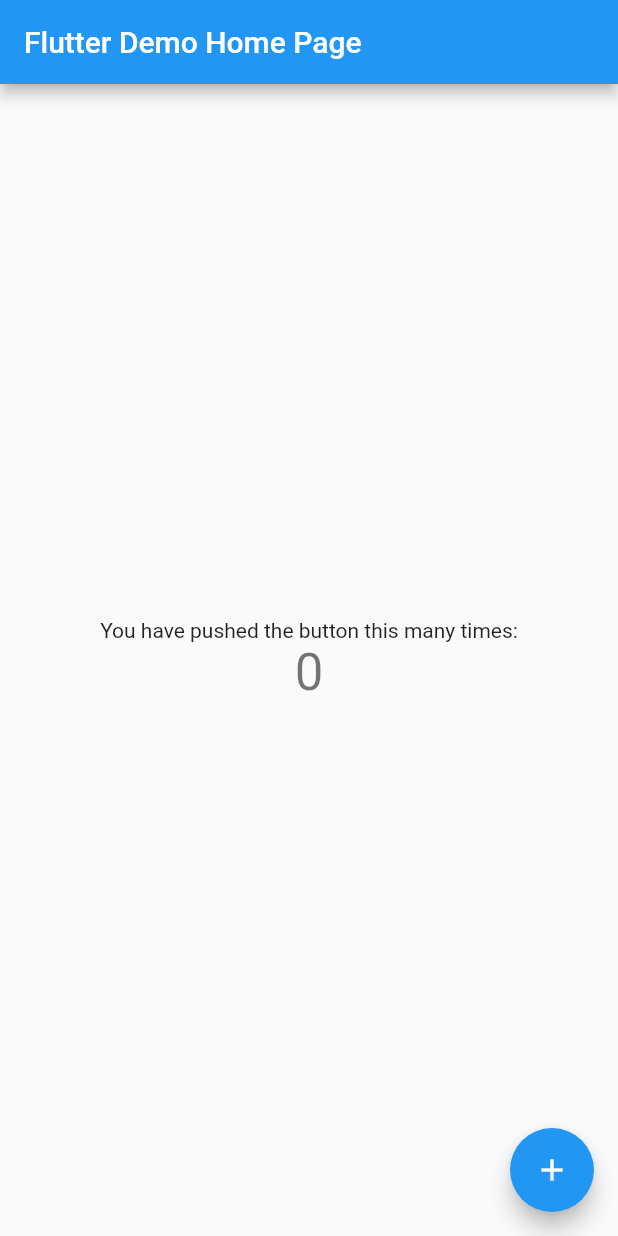
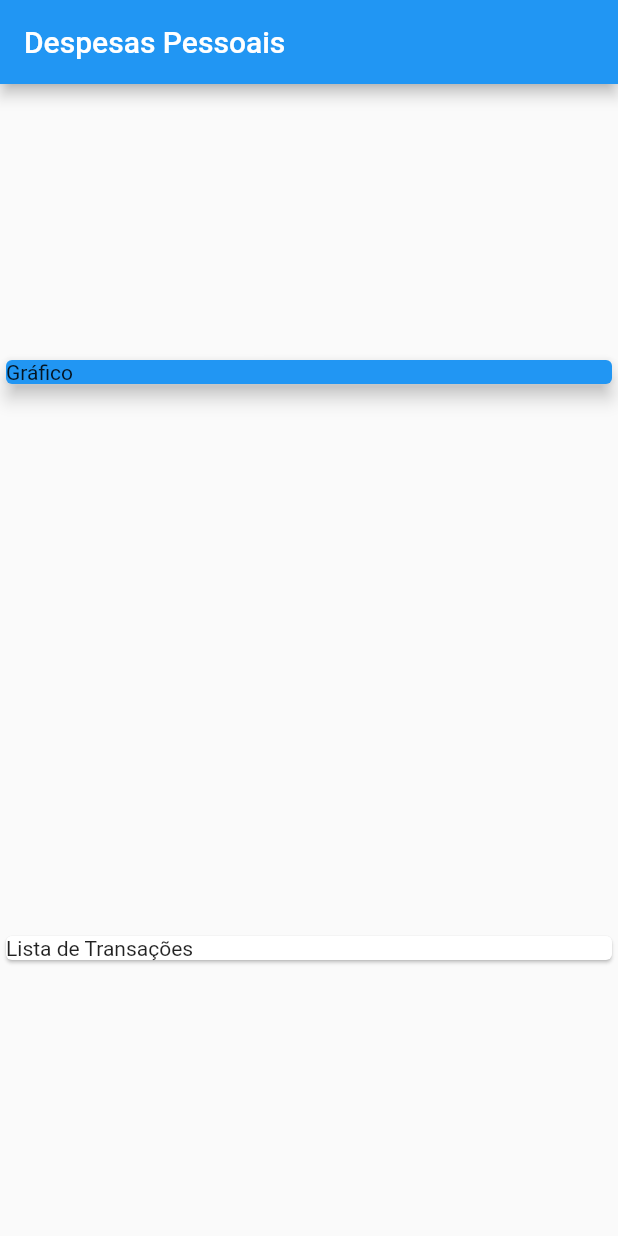
Before and after one commit to CodeAkio/expenses_flutter, a Flutter app: the screen it shows after launch, on a phone screen of 412 x 824 dp. Run offline on Flutter 3.47's test engine with Material 2 defaults, Android fonts, the phone set to English and light mode, and no system bars.

```diff
--- a/lib/main.dart
+++ b/lib/main.dart
@@ -1,115 +1,60 @@
+import 'package:expenses_flutter/models/transaction.dart';
 import 'package:flutter/material.dart';
 
-void main() {
-  runApp(const MyApp());
-}
+void main() => runApp(ExpensesApp());
 
-class MyApp extends StatelessWidget {
-  const MyApp({Key? key}) : super(key: key);
+class ExpensesApp extends StatelessWidget {
+  const ExpensesApp({Key? key}) : super(key: key);
 
-  // This widget is the root of your application.
   @override
   Widget build(BuildContext context) {
     return MaterialApp(
-      title: 'Flutter Demo',
-      theme: ThemeData(
-        // This is the theme of your application.
-        //
-        // Try running your application with "flutter run". You'll see the
-        // application has a blue toolbar. Then, without quitting the app, try
-        // changing the primarySwatch below to Colors.green and then invoke
-        // "hot reload" (press "r" in the console where you ran "flutter run",
-        // or simply save your changes to "hot reload" in a Flutter IDE).
-        // Notice that the counter didn't reset back to zero; the application
-        // is not restarted.
-        primarySwatch: Colors.blue,
-      ),
-      home: const MyHomePage(title: 'Flutter Demo Home Page'),
+      home: MyHomePage(),
     );
   }
 }
 
-class MyHomePage extends StatefulWidget {
-  const MyHomePage({Key? key, required this.title}) : super(key: key);
+class MyHomePage extends StatelessWidget {
+  final _transactions = [
+    Transaction(
+      id: 't1',
+      title: 'Novo Tênis de Corrida',
+      value: 310.76,
+      date: DateTime.now(),
+    ),
+    Transaction(
+      id: 't2',
+      title: 'Conta de Luz',
+      value: 211.30,
+      date: DateTime.now(),
+    ),
+  ];
 
-  // This widget is the home page of your application. It is stateful, meaning
-  // that it has a State object (defined below) that contains fields that affect
-  // how it looks.
-
-  // This class is the configuration for the state. It holds the values (in this
-  // case the title) provided by the parent (in this case the App widget) and
-  // used by the build method of the State. Fields in a Widget subclass are
-  // always marked "final".
-
-  final String title;
-
-  @override
-  State<MyHomePage> createState() => _MyHomePageState();
-}
-
-class _MyHomePageState extends State<MyHomePage> {
-  int _counter = 0;
-
-  void _incrementCounter() {
-    setState(() {
-      // This call to setState tells the Flutter framework that something has
-      // changed in this State, which causes it to rerun the build method below
-      // so that the display can reflect the updated values. If we changed
-      // _counter without calling setState(), then the build method would not be
-      // called again, and so nothing would appear to happen.
-      _counter++;
-    });
-  }
+  MyHomePage({Key? key}) : super(key: key);
 
   @override
   Widget build(BuildContext context) {
-    // This method is rerun every time setState is called, for instance as done
-    // by the _incrementCounter method above.
-    //
-    // The Flutter framework has been optimized to make rerunning build methods
-    // fast, so that you can just rebuild anything that needs updating rather
-    // than having to individually change instances of widgets.
     return Scaffold(
       appBar: AppBar(
-        // Here we take the value from the MyHomePage object that was created by
-        // the App.build method, and use it to set our appbar title.
-        title: Text(widget.title),
+        title: const Text('Despesas Pessoais'),
       ),
-      body: Center(
-        // Center is a layout widget. It takes a single child and positions it
-        // in the middle of the parent.
-        child: Column(
-          // Column is also a layout widget. It takes a list of children and
-          // arranges them vertically. By default, it sizes itself to fit its
-          // children horizontally, and tries to be as tall as its parent.
-          //
-          // Invoke "debug painting" (press "p" in the console, choose the
-          // "Toggle Debug Paint" action from the Flutter Inspector in Android
-          // Studio, or the "Toggle Debug Paint" command in Visual Studio Code)
-          // to see the wireframe for each widget.
-          //
-          // Column has various properties to control how it sizes itself and
-          // how it positions its children. Here we use mainAxisAlignment to
-          // center the children vertically; the main axis here is the vertical
-          // axis because Columns are vertical (the cross axis would be
-          // horizontal).
-          mainAxisAlignment: MainAxisAlignment.center,
-          children: <Widget>[
-            const Text(
-              'You have pushed the button this many times:',
+      body: Column(
+        mainAxisAlignment: MainAxisAlignment.spaceAround,
+        crossAxisAlignment: CrossAxisAlignment.stretch,
+        children: [
+          Container(
+            width: double.infinity,
+            child: Card(
+              color: Colors.blue,
+              child: Text('Gráfico'),
+              elevation: 5,
             ),
-            Text(
-              '$_counter',
-              style: Theme.of(context).textTheme.headline4,
-            ),
-          ],
-        ),
+          ),
+          Card(
+            child: const Text('Lista de Transações'),
+          ),
+        ],
       ),
-      floatingActionButton: FloatingActionButton(
-        onPressed: _incrementCounter,
-        tooltip: 'Increment',
-        child: const Icon(Icons.add),
-      ), // This trailing comma makes auto-formatting nicer for build methods.
     );
   }
 }
--- /dev/null
+++ b/lib/models/transaction.dart
@@ -0,0 +1,13 @@
+class Transaction {
+  final String id;
+  final String title;
+  final double value;
+  final DateTime date;
+
+  Transaction({
+    required this.id,
+    required this.title,
+    required this.value,
+    required this.date,
+  });
+}
```
Also changed, not shown: 1 other file.
